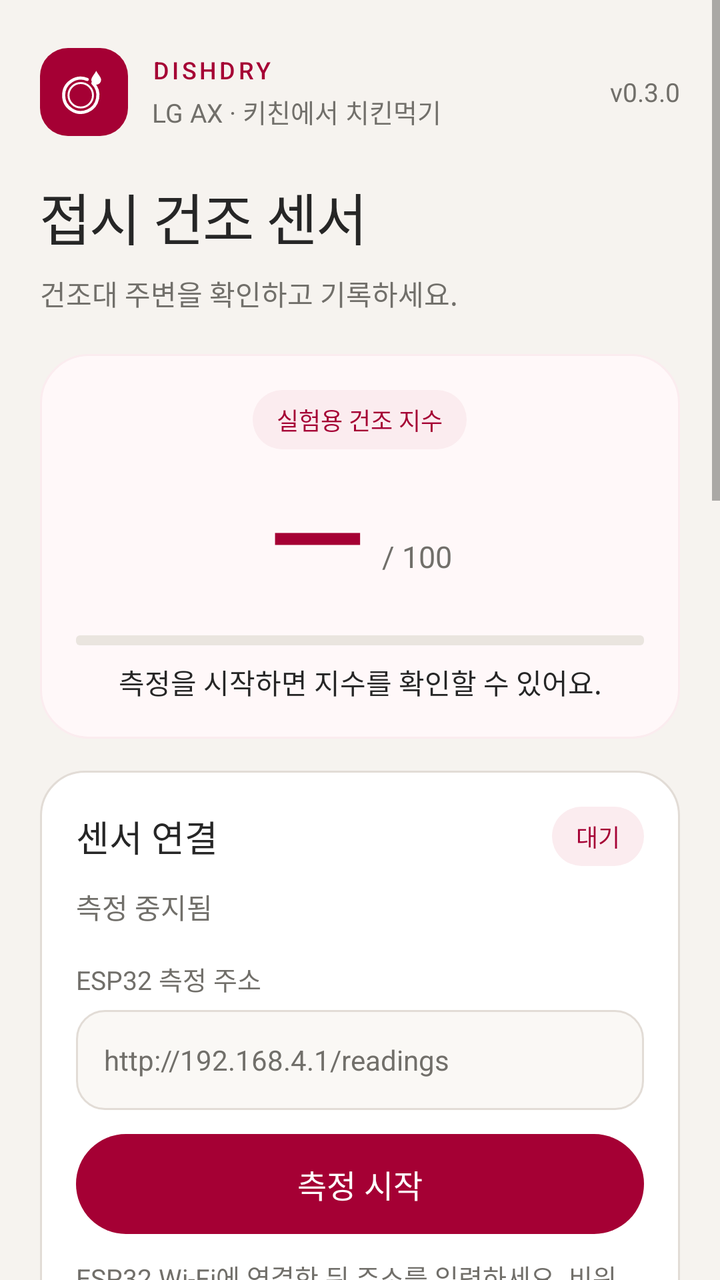
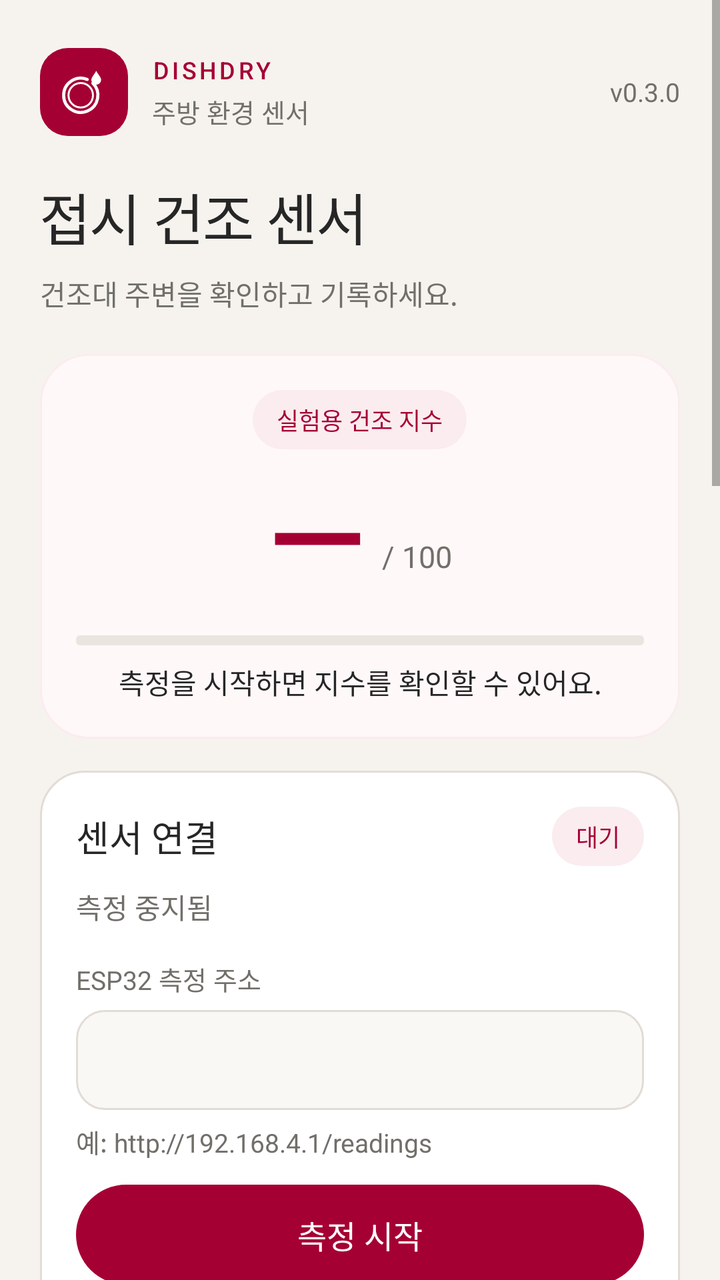

Screens rendered from an Android XML layout before and after an edit, with the pre-edit source and the edit as a unified diff.
<!-- AndroidManifest.xml: application theme Theme.DishDry -->
<!-- res/layout/activity_main.xml -->
<?xml version="1.0" encoding="utf-8"?>
<ScrollView xmlns:android="http://schemas.android.com/apk/res/android"
    android:id="@+id/root" android:layout_width="match_parent" android:layout_height="match_parent"
    android:background="@color/page" android:fillViewport="true">
    <LinearLayout android:layout_width="match_parent" android:layout_height="wrap_content"
        android:orientation="vertical" android:paddingHorizontal="20dp"
        android:paddingTop="24dp" android:paddingBottom="28dp">
        <LinearLayout android:layout_width="match_parent" android:layout_height="wrap_content"
            android:orientation="horizontal" android:gravity="center_vertical">
            <ImageView android:layout_width="44dp" android:layout_height="44dp"
                android:src="@drawable/ic_launcher_foreground" android:background="@drawable/icon_background"
                android:importantForAccessibility="no" />
            <LinearLayout android:layout_width="0dp" android:layout_weight="1" android:layout_height="wrap_content"
                android:orientation="vertical" android:layout_marginStart="12dp">
                <TextView android:layout_width="match_parent" android:layout_height="wrap_content"
                    android:text="@string/product_label" android:textSize="12sp" android:letterSpacing="0.12"
                    android:textColor="@color/accent" android:fontFamily="sans-serif-medium" />
                <TextView android:layout_width="match_parent" android:layout_height="wrap_content"
                    style="@style/Label" android:layout_marginTop="3dp" android:text="@string/team" />
            </LinearLayout>
            <TextView android:layout_width="wrap_content" android:layout_height="wrap_content"
                style="@style/Label" android:text="@string/version_badge" android:layout_marginStart="8dp" />
        </LinearLayout>
        <TextView android:layout_width="match_parent" android:layout_height="wrap_content"
            android:layout_marginTop="20dp" android:text="@string/heading" android:textSize="28sp"
            android:letterSpacing="-0.02" android:fontFamily="sans-serif-medium"
            android:includeFontPadding="false" android:textColor="@color/ink" />
        <TextView android:layout_width="match_parent" android:layout_height="wrap_content"
            android:layout_marginTop="8dp" android:text="@string/subtitle" android:textSize="14sp"
            android:lineSpacingMultiplier="1.3" android:textColor="@color/muted" />

        <LinearLayout style="@style/Card" android:layout_marginTop="20dp" android:background="@drawable/card_highlight" android:gravity="center_horizontal">
            <TextView android:layout_width="wrap_content" android:layout_height="wrap_content"
                style="@style/StatusBadge" android:text="@string/drying_title" />
            <LinearLayout android:layout_width="wrap_content" android:layout_height="wrap_content"
                android:orientation="horizontal" android:gravity="bottom" android:layout_marginTop="8dp">
                <TextView android:id="@+id/drying" android:layout_width="wrap_content" android:layout_height="wrap_content"
                    android:text="@string/reading_placeholder" android:textSize="64sp" android:textColor="@color/accent"
                    android:includeFontPadding="false" android:fontFamily="sans-serif-medium" android:fontFeatureSettings="tnum" />
                <TextView android:layout_width="wrap_content" android:layout_height="wrap_content"
                    android:layout_marginStart="8dp" android:layout_marginBottom="8dp"
                    android:textSize="15sp" android:textColor="@color/muted" android:text="@string/score_unit" />
            </LinearLayout>
            <ProgressBar android:id="@+id/drying_progress" style="?android:attr/progressBarStyleHorizontal"
                android:layout_width="match_parent" android:layout_height="5dp" android:layout_marginTop="10dp"
                android:max="100" android:progress="0" android:progressDrawable="@drawable/measurement_progress" />
            <TextView android:id="@+id/drying_status" android:layout_width="match_parent" android:layout_height="wrap_content"
                android:gravity="center" android:layout_marginTop="8dp" android:text="@string/drying_idle"
                android:textSize="14sp" android:textColor="@color/ink" android:lineSpacingMultiplier="1.3" />
        </LinearLayout>

        <LinearLayout style="@style/Card">
            <LinearLayout android:layout_width="match_parent" android:layout_height="wrap_content"
                android:orientation="horizontal" android:gravity="center_vertical">
                <TextView android:layout_width="0dp" android:layout_weight="1" android:layout_height="wrap_content"
                    style="@style/SectionTitle" android:text="@string/connection_title" />
                <TextView android:id="@+id/connection_badge" android:layout_width="wrap_content" android:layout_height="wrap_content"
                    style="@style/StatusBadge" android:layout_marginStart="8dp" android:text="@string/badge_idle"
                    android:accessibilityLiveRegion="polite" />
            </LinearLayout>
            <TextView android:id="@+id/status" android:layout_width="match_parent" android:layout_height="wrap_content"
                android:textSize="14sp" android:textColor="@color/muted" android:lineSpacingMultiplier="1.3"
                android:layout_marginTop="10dp" android:text="@string/idle" />
            <TextView android:layout_width="match_parent" android:layout_height="wrap_content"
                style="@style/Label" android:layout_marginTop="16dp" android:text="@string/endpoint_field_label"
                android:labelFor="@id/endpoint" />
            <EditText android:id="@+id/endpoint" android:layout_width="match_parent" android:layout_height="wrap_content"
                android:layout_marginTop="6dp" android:minHeight="50dp" android:paddingHorizontal="14dp"
                android:paddingVertical="12dp" android:background="@drawable/input" android:textSize="14sp"
                android:textColor="@color/ink" android:textColorHint="@color/muted" android:hint="@string/short_endpoint_hint"
                android:inputType="textUri"
                android:singleLine="true" android:importantForAutofill="no" />
            <Button android:id="@+id/toggle" style="@style/PrimaryButton" android:layout_width="match_parent"
                android:layout_height="wrap_content" android:layout_marginTop="12dp" android:text="@string/start" />
            <TextView android:layout_width="match_parent" android:layout_height="wrap_content"
                style="@style/Label" android:layout_marginTop="12dp" android:text="@string/connection_help" />
        </LinearLayout>

        <LinearLayout style="@style/Card">
            <TextView android:layout_width="match_parent" android:layout_height="wrap_content"
                style="@style/SectionTitle" android:text="@string/rack_title" />
            <LinearLayout android:layout_width="match_parent" android:layout_height="wrap_content"
                android:orientation="horizontal" android:layout_marginTop="16dp">
                <LinearLayout android:layout_width="0dp" android:layout_weight="1" android:layout_height="wrap_content" style="@style/SensorTile">
                    <TextView android:layout_width="match_parent" android:layout_height="wrap_content" style="@style/Label" android:text="@string/temp_label" />
                    <TextView android:id="@+id/temperature" android:layout_width="match_parent" android:layout_height="wrap_content"
                        style="@style/SensorValue" android:layout_marginTop="8dp" />
                </LinearLayout>
                <Space android:layout_width="12dp" android:layout_height="1dp" />
                <LinearLayout android:layout_width="0dp" android:layout_weight="1" android:layout_height="wrap_content" style="@style/SensorTile">
                    <TextView android:layout_width="match_parent" android:layout_height="wrap_content" style="@style/Label" android:text="@string/humidity_label" />
                    <TextView android:id="@+id/humidity" android:layout_width="match_parent" android:layout_height="wrap_content"
                        style="@style/SensorValue" android:layout_marginTop="8dp" />
                </LinearLayout>
            </LinearLayout>
            <LinearLayout android:layout_width="match_parent" android:layout_height="wrap_content"
                android:layout_marginTop="12dp" style="@style/SensorTile">
                <TextView android:layout_width="match_parent" android:layout_height="wrap_content" style="@style/Label" android:text="@string/ldr_label" />
                <TextView android:id="@+id/ldr" android:layout_width="match_parent" android:layout_height="wrap_content"
                    android:textSize="22sp" android:textColor="@color/ink" android:layout_marginTop="8dp" />
            </LinearLayout>
        </LinearLayout>

        <LinearLayout style="@style/Card">
            <TextView android:layout_width="match_parent" android:layout_height="wrap_content" style="@style/SectionTitle" android:text="@string/phone_title" />
            <LinearLayout android:layout_width="match_parent" android:layout_height="wrap_content"
                android:orientation="horizontal" android:layout_marginTop="16dp">
                <LinearLayout android:layout_width="0dp" android:layout_weight="1" android:layout_height="wrap_content" style="@style/SensorTile">
                    <TextView android:layout_width="match_parent" android:layout_height="wrap_content" style="@style/Label" android:text="@string/light_label" />
                    <TextView android:id="@+id/light" android:layout_width="match_parent" android:layout_height="wrap_content"
                        android:textSize="24sp" android:textColor="@color/ink" android:layout_marginTop="8dp" />
                </LinearLayout>
                <Space android:layout_width="12dp" android:layout_height="1dp" />
                <LinearLayout android:layout_width="0dp" android:layout_weight="1" android:layout_height="wrap_content" style="@style/SensorTile">
                    <TextView android:layout_width="match_parent" android:layout_height="wrap_content" style="@style/Label" android:text="@string/motion_label" />
                    <TextView android:id="@+id/motion" android:layout_width="match_parent" android:layout_height="wrap_content"
                        android:textSize="24sp" android:textColor="@color/ink" android:layout_marginTop="8dp" />
                </LinearLayout>
            </LinearLayout>
        </LinearLayout>

        <LinearLayout style="@style/Card">
            <TextView android:layout_width="match_parent" android:layout_height="wrap_content"
                style="@style/SectionTitle" android:text="@string/records_title" />
            <TextView android:id="@+id/record_count" android:layout_width="match_parent" android:layout_height="wrap_content"
                android:textSize="36sp" android:textColor="@color/accent" android:fontFamily="sans-serif-medium" android:layout_marginTop="12dp" />
            <TextView android:id="@+id/last_record" android:layout_width="match_parent" android:layout_height="wrap_content"
                style="@style/Label" android:layout_marginTop="4dp" />
            <TextView android:layout_width="match_parent" android:layout_height="wrap_content"
                style="@style/Label" android:layout_marginTop="4dp" android:text="@string/records_help" />
            <Button android:id="@+id/save" style="@style/PrimaryButton" android:layout_width="match_parent"
                android:layout_height="wrap_content" android:layout_marginTop="20dp" android:text="@string/save" />
            <Button android:id="@+id/export" style="@style/SecondaryButton" android:layout_width="match_parent"
                android:layout_height="wrap_content" android:layout_marginTop="10dp" android:text="@string/export" />
        </LinearLayout>

        <TextView android:layout_width="match_parent" android:layout_height="wrap_content" style="@style/Label"
            android:layout_marginTop="24dp" android:text="@string/notice" />
        <View android:layout_width="match_parent" android:layout_height="1dp" android:background="@color/line" android:layout_marginTop="24dp" />
        <TextView android:layout_width="match_parent" android:layout_height="wrap_content" style="@style/Label"
            android:layout_marginTop="16dp" android:text="@string/author" />
    </LinearLayout>
</ScrollView>
<!-- resources referenced by this layout -->
<resources>
  <color name="accent">#A50034</color>
  <color name="ink">#262626</color>
  <color name="line">#E2DCD6</color>
  <color name="muted">#716F6A</color>
  <color name="page">#F6F3EF</color>
  <!-- drawable icon_background (drawable) -->
  <shape xmlns:android="http://schemas.android.com/apk/res/android">
      <solid android:color="@color/accent" />
      <corners android:radius="14dp" />
  </shape>
  <!-- drawable input (drawable) -->
  <shape xmlns:android="http://schemas.android.com/apk/res/android">
      <solid android:color="@color/soft" />
      <corners android:radius="14dp" />
      <stroke android:width="1dp" android:color="@color/line" />
  </shape>
  <string name="author">개발: 황대겸</string>
  <string name="badge_idle">대기</string>
  <string name="connection_help">ESP32 Wi-Fi에 연결한 뒤 주소를 입력하세요. 비워 두면 휴대폰 센서만 사용합니다.</string>
  <string name="connection_title">센서 연결</string>
  <string name="drying_idle">측정을 시작하면 지수를 확인할 수 있어요.</string>
  <string name="drying_title">실험용 건조 지수</string>
  <string name="endpoint_field_label">ESP32 측정 주소</string>
  <string name="export">CSV 내보내기</string>
  <string name="heading">접시 건조 센서</string>
  <string name="humidity_label">주변 습도 · %</string>
  <string name="idle">측정 중지됨</string>
  <string name="ldr_label">빛 센서 · ADC / 4095</string>
  <string name="light_label">조도 · lx</string>
  <string name="motion_label">움직임 · m/s²</string>
  <string name="notice">주변 환경 수치로만 계산하는 임시 지수입니다. 접시 표면의 물기를 측정하지 않습니다. 앱이 화면에서 벗어나면 측정이 중지됩니다.</string>
  <string name="phone_title">휴대폰 센서</string>
  <string name="product_label">DISHDRY</string>
  <string name="rack_title">건조대 주변</string>
  <string name="reading_placeholder">—</string>
  <string name="records_help">현재 측정값을 한 줄씩 저장합니다.</string>
  <string name="records_title">측정 기록</string>
  <string name="save">현재 값 기록</string>
  <string name="score_unit">/ 100</string>
  <string name="short_endpoint_hint">http://192.168.4.1/readings</string>
  <string name="start">측정 시작</string>
  <string name="subtitle">건조대 주변을 확인하고 기록하세요.</string>
  <string name="team">LG AX · 키친에서 치킨먹기</string>
  <string name="temp_label">주변 온도 · °C</string>
  <string name="version_badge">v0.3.0</string>
  <style name="Label">
          <item name="android:textSize">13sp</item>
          <item name="android:textColor">@color/muted</item>
          <item name="android:lineSpacingMultiplier">1.3</item>
      </style>
  <style name="SecondaryButton" parent="PrimaryButton">
          <item name="android:background">@drawable/button_secondary</item>
          <item name="android:textColor">@color/secondary_button_text</item>
      </style>
  <style name="SensorTile">
          <item name="android:orientation">vertical</item>
          <item name="android:padding">12dp</item>
          <item name="android:background">@drawable/sensor_tile</item>
      </style>
  <style name="Theme.DishDry" parent="Theme.DishDry.Base" />
  <color name="hero_surface">#FFF8F9</color>
  <color name="accent_soft">#FBECEF</color>
  <color name="surface">#FFFFFF</color>
  <color name="soft">#FAF8F5</color>
  <color name="disabled">#EAE5DF</color>
  <color name="active_red">#FD312E</color>
  <!-- drawable card (drawable) -->
  <shape xmlns:android="http://schemas.android.com/apk/res/android">
      <solid android:color="@color/surface" />
      <corners android:radius="22dp" />
      <stroke android:width="1dp" android:color="@color/line" />
  </shape>
  <!-- drawable sensor_tile (drawable) -->
  <shape xmlns:android="http://schemas.android.com/apk/res/android">
      <solid android:color="@color/soft" />
      <corners android:radius="14dp" />
  </shape>
  <!-- drawable badge (drawable) -->
  <shape xmlns:android="http://schemas.android.com/apk/res/android">
      <solid android:color="@color/accent_soft" />
      <corners android:radius="20dp" />
  </shape>
  <color name="accent_pressed">#7E0028</color>
  <color name="focus">#A50034</color>
  <!-- unchanged entries left out for length: 11 -->
</resources>

<!-- the commit's change to res/layout/activity_main.xml (unified diff, before → after) -->
@@ -16,7 +16,7 @@
                     android:text="@string/product_label" android:textSize="12sp" android:letterSpacing="0.12"
                     android:textColor="@color/accent" android:fontFamily="sans-serif-medium" />
                 <TextView android:layout_width="match_parent" android:layout_height="wrap_content"
-                    style="@style/Label" android:layout_marginTop="3dp" android:text="@string/team" />
+                    style="@style/Label" android:layout_marginTop="3dp" android:text="@string/product_description" />
             </LinearLayout>
             <TextView android:layout_width="wrap_content" android:layout_height="wrap_content"
                 style="@style/Label" android:text="@string/version_badge" android:layout_marginStart="8dp" />
@@ -67,9 +67,11 @@
             <EditText android:id="@+id/endpoint" android:layout_width="match_parent" android:layout_height="wrap_content"
                 android:layout_marginTop="6dp" android:minHeight="50dp" android:paddingHorizontal="14dp"
                 android:paddingVertical="12dp" android:background="@drawable/input" android:textSize="14sp"
-                android:textColor="@color/ink" android:textColorHint="@color/muted" android:hint="@string/short_endpoint_hint"
+                android:textColor="@color/ink" android:textColorHint="@color/muted"
                 android:inputType="textUri"
                 android:singleLine="true" android:importantForAutofill="no" />
+            <TextView android:layout_width="match_parent" android:layout_height="wrap_content"
+                style="@style/Label" android:layout_marginTop="6dp" android:text="@string/endpoint_example" />
             <Button android:id="@+id/toggle" style="@style/PrimaryButton" android:layout_width="match_parent"
                 android:layout_height="wrap_content" android:layout_marginTop="12dp" android:text="@string/start" />
             <TextView android:layout_width="match_parent" android:layout_height="wrap_content"
@@ -138,6 +140,8 @@
             android:layout_marginTop="24dp" android:text="@string/notice" />
         <View android:layout_width="match_parent" android:layout_height="1dp" android:background="@color/line" android:layout_marginTop="24dp" />
         <TextView android:layout_width="match_parent" android:layout_height="wrap_content" style="@style/Label"
-            android:layout_marginTop="16dp" android:text="@string/author" />
+            android:layout_marginTop="16dp" android:text="@string/team" />
+        <TextView android:layout_width="match_parent" android:layout_height="wrap_content" style="@style/Label"
+            android:layout_marginTop="4dp" android:text="@string/author" />
     </LinearLayout>
 </ScrollView>
<!-- resource entries referenced after the edit -->
@@ -22,6 +22,7 @@
   <string name="connection_title">센서 연결</string>
   <string name="drying_idle">측정을 시작하면 지수를 확인할 수 있어요.</string>
   <string name="drying_title">실험용 건조 지수</string>
+  <string name="endpoint_example">예: http://192.168.4.1/readings</string>
   <string name="endpoint_field_label">ESP32 측정 주소</string>
   <string name="export">CSV 내보내기</string>
   <string name="heading">접시 건조 센서</string>
@@ -32,6 +33,7 @@
   <string name="motion_label">움직임 · m/s²</string>
   <string name="notice">주변 환경 수치로만 계산하는 임시 지수입니다. 접시 표면의 물기를 측정하지 않습니다. 앱이 화면에서 벗어나면 측정이 중지됩니다.</string>
   <string name="phone_title">휴대폰 센서</string>
+  <string name="product_description">주방 환경 센서</string>
   <string name="product_label">DISHDRY</string>
   <string name="rack_title">건조대 주변</string>
   <string name="reading_placeholder">—</string>
@@ -39,7 +41,6 @@
   <string name="records_title">측정 기록</string>
   <string name="save">현재 값 기록</string>
   <string name="score_unit">/ 100</string>
-  <string name="short_endpoint_hint">http://192.168.4.1/readings</string>
   <string name="start">측정 시작</string>
   <string name="subtitle">건조대 주변을 확인하고 기록하세요.</string>
   <string name="team">LG AX · 키친에서 치킨먹기</string>
